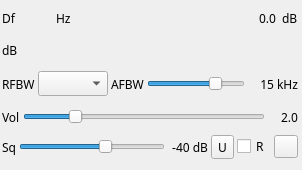
f4exb/sdrangel, file plugins/channelrx/demodwfm/wfmdemodgui.ui: the form before one commit.
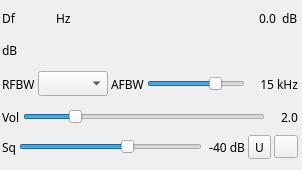
The form after the commit. Icons and pictures are not drawn. Custom widgets are drawn as their Qt base class.

Patch:
```diff
--- a/plugins/channelrx/demodwfm/wfmdemodgui.ui
+++ b/plugins/channelrx/demodwfm/wfmdemodgui.ui
@@ -384,16 +384,6 @@
         </property>
        </widget>
       </item>
-      <item>
-       <widget class="QCheckBox" name="useRTP">
-        <property name="toolTip">
-         <string>Use RTP protocol for audio copy to UDP</string>
-        </property>
-        <property name="text">
-         <string>R</string>
-        </property>
-       </widget>
-      </item>
       <item>
        <widget class="QToolButton" name="audioMute">
         <property name="text">
```
Left out of the diff: 11 changed lines with no effect on the pictures.
